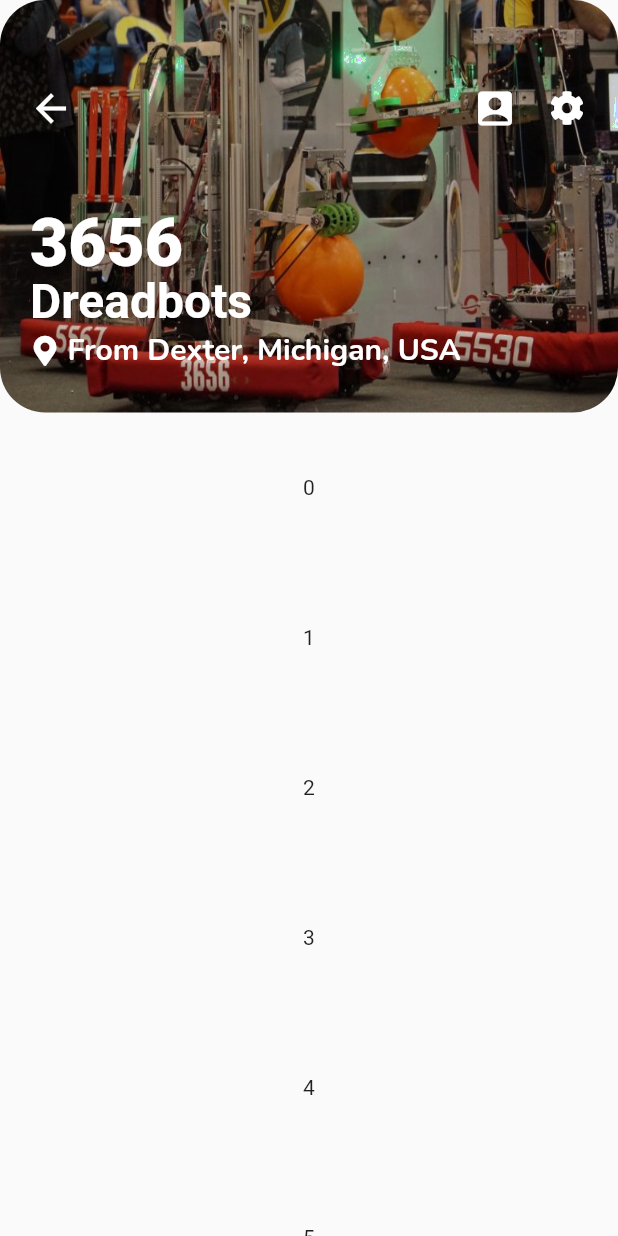
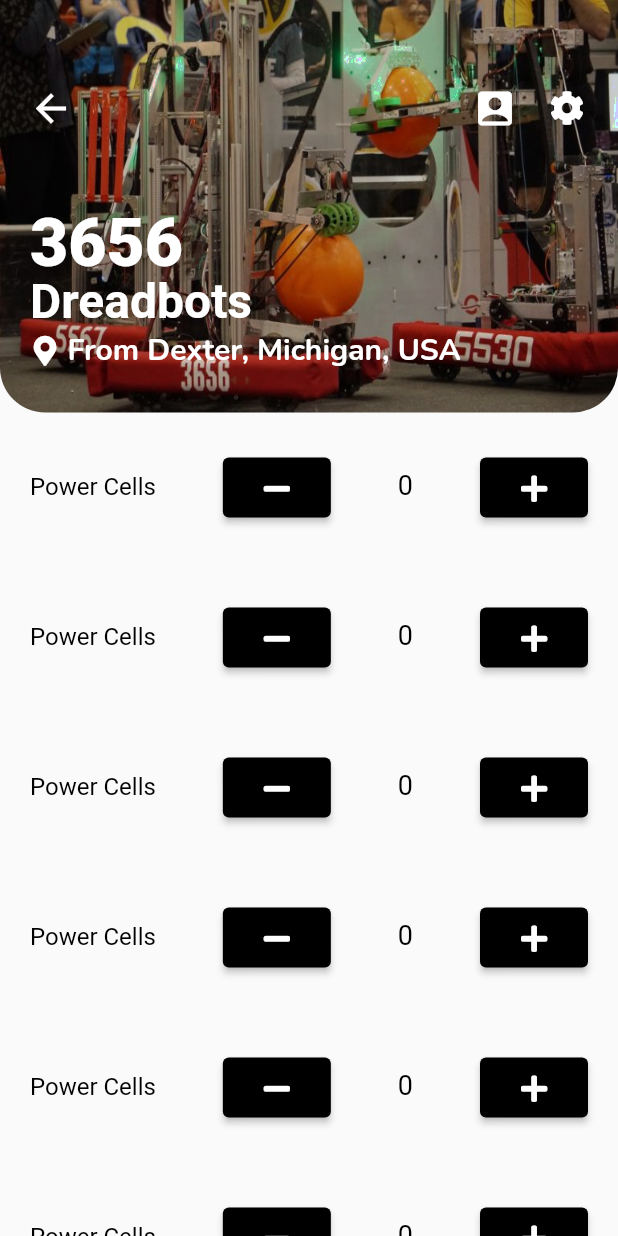
Before and after one commit to cjohnson/dreadscout, a Flutter app: the screen it shows after launch, on a phone screen of 412 x 824 dp. Run offline on Flutter 3.47's test engine with Material 2 defaults, Android fonts, the phone set to English and light mode, and no system bars; our stand-ins replace font_awesome_flutter, google_fonts.

Commit message:
Add basic counter form widget

```diff
--- a/lib/ui/scouting/scoutingform.dart
+++ b/lib/ui/scouting/scoutingform.dart
@@ -20,7 +20,7 @@ class ScoutingForm extends StatelessWidget {
                   children: [
                     Positioned.fill(
                       child: ClipRRect(
-                        borderRadius: BorderRadius.circular(30.0),
+                        borderRadius: BorderRadius.vertical(bottom: Radius.circular(30.0)),
                         child: ColorFiltered(
                           colorFilter: ColorFilter.mode(
                               Colors.black.withOpacity(0.2), BlendMode.colorBurn),
@@ -69,15 +69,85 @@ class ScoutingForm extends StatelessWidget {
                   ],
                 ),
               ),
-              for(var i = 0; i < 18; i++)
-                Container(
-                  height: 100,
-                  child: Center(child: Text('$i')),
-                ),
+              CounterFormElement(dataName: 'Power Cells',),
+              CounterFormElement(dataName: 'Power Cells',),
+              CounterFormElement(dataName: 'Power Cells',),
+              CounterFormElement(dataName: 'Power Cells',),
+              CounterFormElement(dataName: 'Power Cells',),
+              CounterFormElement(dataName: 'Power Cells',),
+              CounterFormElement(dataName: 'Power Cells',),
+              CounterFormElement(dataName: 'Power Cells',),
+              CounterFormElement(dataName: 'Power Cells',),
             ],
           ),
         ),
       ],
+    );
+  }
+}
+
+class CounterFormElement extends StatefulWidget {
+  final String dataName;
+
+  CounterFormElement({
+    Key? key, required this.dataName,
+  }) : super(key: key);
+
+  @override
+  _CounterFormElementState createState() => _CounterFormElementState();
+}
+
+class _CounterFormElementState extends State<CounterFormElement> {
+  int counterState = 0;
+
+  @override
+  Widget build(BuildContext context) {
+    return Container(
+      height: 100,
+      padding: EdgeInsets.all(20.0),
+      child: Row(
+        mainAxisAlignment: MainAxisAlignment.spaceBetween,
+        children: [
+          Text(
+            widget.dataName,
+            style: GoogleFonts.roboto(
+                textStyle: Theme.of(context).textTheme.headline1,
+                color: Colors.black,
+                fontWeight: FontWeight.normal,
+                fontSize: 16.0,
+                height: 1),
+          ),
+          ElevatedButton(
+            onPressed: () => setState(() { counterState--; }),
+            child: Container(
+              padding: EdgeInsets.all(10),
+              child: Icon(FontAwesomeIcons.minus, size: 20,),
+            ),
+            style: ButtonStyle(
+              backgroundColor: MaterialStateProperty.all<Color>(Colors.black),
+            ),
+          ),
+          Text(
+            '$counterState',
+            style: GoogleFonts.roboto(
+                textStyle: Theme.of(context).textTheme.headline1,
+                color: Colors.black,
+                fontWeight: FontWeight.normal,
+                fontSize: 18.0,
+                height: 1),
+          ),
+          ElevatedButton(
+            onPressed: () => setState(() { counterState++; }),
+            child: Container(
+              padding: EdgeInsets.all(10),
+              child: Icon(FontAwesomeIcons.plus, size: 20,),
+            ),
+            style: ButtonStyle(
+              backgroundColor: MaterialStateProperty.all<Color>(Colors.black),
+            ),
+          ),
+        ],
+      ),
     );
   }
 }
```
Also changed, not shown: lib/main.dart (+6 -4 lines).
